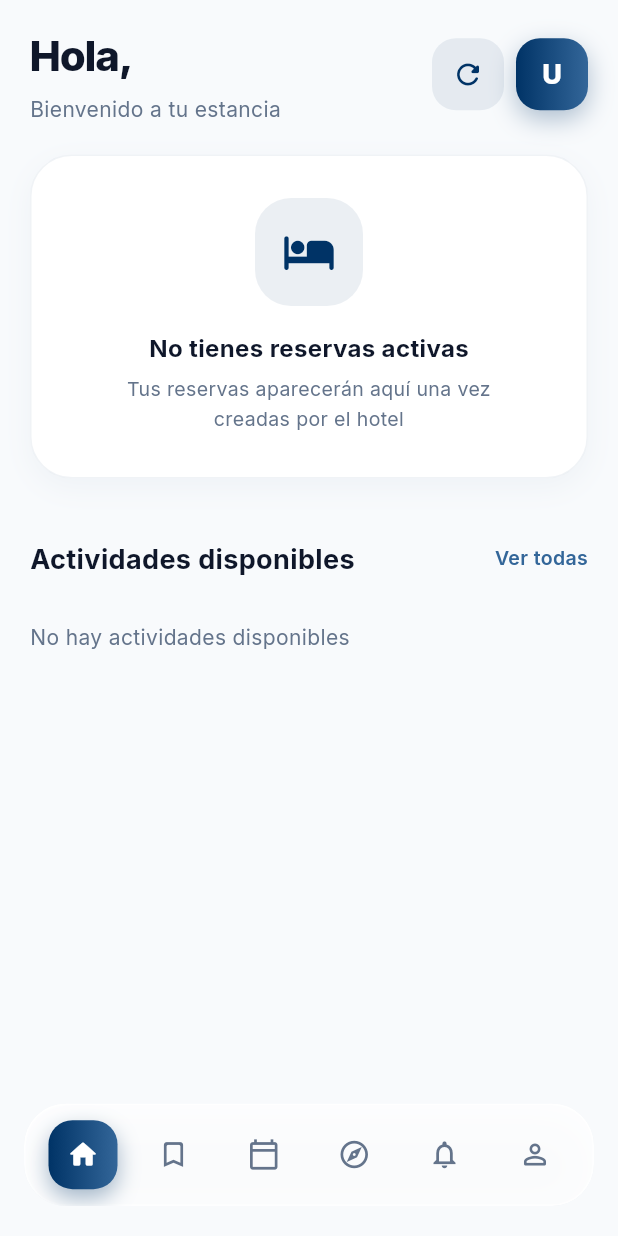
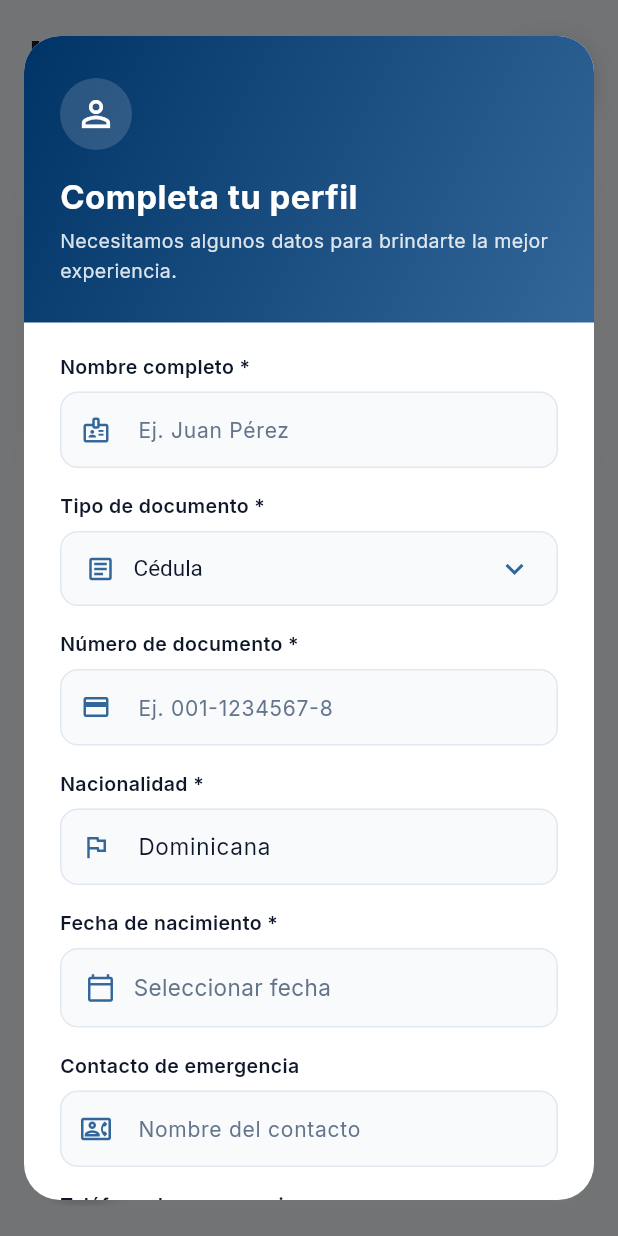
Before and after one commit to AbrahamVicioso/smartstay_huesped, a Flutter app: the HomeScreen screen opened by its route, on a phone screen of 412 x 824 dp. Run offline on Flutter 3.47's test engine with Material 3 defaults, Android fonts, the phone set to English and light mode, and no system bars; our stand-ins replace dio, flutter_local_notifications, flutter_secure_storage, google_fonts, jwt_decoder, shared_preferences and 2 more; missing offline and left inert: flutter_foreground_task; accounts and stored records are empty; network calls fail.

Commit message:
feat(profile): add complete profile modal and enhance profile update flow

```diff
--- /dev/null
+++ b/lib/widgets/complete_perfil_modal.dart
@@ -0,0 +1,423 @@
+import 'package:flutter/material.dart';
+import 'package:provider/provider.dart';
+import '../services/auth_provider.dart';
+
+const Color _deepBlue = Color(0xFF003366);
+const Color _slateBlue = Color(0xFF336699);
+const Color _gold = Color(0xFFD4AF37);
+const Color _softGrey = Color(0xFFF8FAFC);
+const Color _textPrimary = Color(0xFF0F172A);
+const Color _textSecondary = Color(0xFF64748B);
+
+Future<void> showCompletePerfilModal(BuildContext context) {
+  return showDialog(
+    context: context,
+    barrierDismissible: false,
+    builder: (_) => const _CompletePerfilDialog(),
+  );
+}
+
+class _CompletePerfilDialog extends StatefulWidget {
+  const _CompletePerfilDialog();
+
+  @override
+  State<_CompletePerfilDialog> createState() => _CompletePerfilDialogState();
+}
+
+class _CompletePerfilDialogState extends State<_CompletePerfilDialog> {
+  final _formKey = GlobalKey<FormState>();
+  final _nombreCtrl = TextEditingController();
+  final _documentoCtrl = TextEditingController();
+  final _nacionalidadCtrl = TextEditingController(text: 'Dominicana');
+  final _contactoCtrl = TextEditingController();
+  final _telefonoCtrl = TextEditingController();
+
+  int _tipoDocumentoId = 2; // Cédula por defecto
+  DateTime? _fechaNacimiento;
+  bool _loading = false;
+  String? _error;
+
+  static const _tiposDocumento = [
+    {'id': 1, 'nombre': 'Pasaporte'},
+    {'id': 2, 'nombre': 'Cédula'},
+    {'id': 3, 'nombre': 'Licencia de Conducir'},
+    {'id': 4, 'nombre': 'Otro'},
+  ];
+
+  @override
+  void dispose() {
+    _nombreCtrl.dispose();
+    _documentoCtrl.dispose();
+    _nacionalidadCtrl.dispose();
+    _contactoCtrl.dispose();
+    _telefonoCtrl.dispose();
+    super.dispose();
+  }
+
+  Future<void> _pickFechaNacimiento() async {
+    final picked = await showDatePicker(
+      context: context,
+      initialDate: DateTime(1990, 1, 1),
+      firstDate: DateTime(1920),
+      lastDate: DateTime.now().subtract(const Duration(days: 365 * 18)),
+      builder: (context, child) => Theme(
+        data: Theme.of(context).copyWith(
+          colorScheme: const ColorScheme.light(
+            primary: _deepBlue,
+            onPrimary: Colors.white,
+            secondary: _gold,
+          ),
+        ),
+        child: child!,
+      ),
+    );
+    if (picked != null) setState(() => _fechaNacimiento = picked);
+  }
+
+  Future<void> _submit() async {
+    if (!_formKey.currentState!.validate()) return;
+    if (_fechaNacimiento == null) {
+      setState(() => _error = 'Por favor selecciona tu fecha de nacimiento.');
+      return;
+    }
+
+    setState(() {
+      _loading = true;
+      _error = null;
+    });
+
+    final auth = Provider.of<AuthProvider>(context, listen: false);
+    try {
+      final ok = await auth.crearPerfilHuesped({
+        'nombreCompleto': _nombreCtrl.text.trim(),
+        'tipoDocumentoId': _tipoDocumentoId,
+        'numeroDocumento': _documentoCtrl.text.trim(),
+        'nacionalidad': _nacionalidadCtrl.text.trim(),
+        'fechaNacimiento': _fechaNacimiento!.toUtc().toIso8601String(),
+        'contactoEmergencia': _contactoCtrl.text.trim().isEmpty ? null : _contactoCtrl.text.trim(),
+        'telefonoEmergencia': _telefonoCtrl.text.trim().isEmpty ? null : _telefonoCtrl.text.trim(),
+      });
+
+      if (!mounted) return;
+
+      if (ok) {
+        Navigator.of(context).pop();
+      } else {
+        setState(() {
+          _loading = false;
+          _error = 'No se pudo guardar el perfil. Intenta de nuevo.';
+        });
+      }
+    } catch (e) {
+      if (!mounted) return;
+      // Extract readable message from Exception('...')
+      final raw = e.toString();
+      final msg = raw.startsWith('Exception: ') ? raw.substring(11) : raw;
+      setState(() {
+        _loading = false;
+        _error = msg;
+      });
+    }
+  }
+
+  @override
+  Widget build(BuildContext context) {
+    return Dialog(
+      insetPadding: const EdgeInsets.symmetric(horizontal: 16, vertical: 24),
+      shape: RoundedRectangleBorder(borderRadius: BorderRadius.circular(24)),
+      clipBehavior: Clip.antiAlias,
+      child: Column(
+        mainAxisSize: MainAxisSize.min,
+        children: [
+          // Header
+          Container(
+            width: double.infinity,
+            padding: const EdgeInsets.fromLTRB(24, 28, 24, 24),
+            decoration: const BoxDecoration(
+              gradient: LinearGradient(
+                colors: [_deepBlue, _slateBlue],
+                begin: Alignment.topLeft,
+                end: Alignment.bottomRight,
+              ),
+            ),
+            child: Column(
+              crossAxisAlignment: CrossAxisAlignment.start,
+              children: [
+                Container(
+                  padding: const EdgeInsets.all(10),
+                  decoration: BoxDecoration(
+                    color: Colors.white.withOpacity(0.15),
+                    shape: BoxShape.circle,
+                  ),
+                  child: const Icon(Icons.person_outline, color: Colors.white, size: 28),
+                ),
+                const SizedBox(height: 14),
+                const Text(
+                  'Completa tu perfil',
+                  style: TextStyle(
+                    color: Colors.white,
+                    fontSize: 22,
+                    fontWeight: FontWeight.bold,
+                    letterSpacing: 0.3,
+                  ),
+                ),
+                const SizedBox(height: 4),
+                Text(
+                  'Necesitamos algunos datos para brindarte la mejor experiencia.',
+                  style: TextStyle(
+                    color: Colors.white.withOpacity(0.85),
+                    fontSize: 13,
+                  ),
+                ),
+              ],
+            ),
+          ),
+
+          // Form
+          Flexible(
+            child: SingleChildScrollView(
+              padding: const EdgeInsets.fromLTRB(24, 20, 24, 8),
+              child: Form(
+                key: _formKey,
+                child: Column(
+                  crossAxisAlignment: CrossAxisAlignment.start,
+                  children: [
+                    _label('Nombre completo *'),
+                    _field(
+                      controller: _nombreCtrl,
+                      hint: 'Ej. Juan Pérez',
+                      icon: Icons.badge_outlined,
+                      validator: (v) => v == null || v.trim().isEmpty ? 'Campo requerido' : null,
+                    ),
+                    const SizedBox(height: 16),
+
+                    _label('Tipo de documento *'),
+                    _dropdownField(),
+                    const SizedBox(height: 16),
+
+                    _label('Número de documento *'),
+                    _field(
+                      controller: _documentoCtrl,
+                      hint: 'Ej. 001-1234567-8',
+                      icon: Icons.credit_card_outlined,
+                      validator: (v) => v == null || v.trim().isEmpty ? 'Campo requerido' : null,
+                    ),
+                    const SizedBox(height: 16),
+
+                    _label('Nacionalidad *'),
+                    _field(
+                      controller: _nacionalidadCtrl,
+                      hint: 'Ej. Dominicana',
+                      icon: Icons.flag_outlined,
+                      validator: (v) => v == null || v.trim().isEmpty ? 'Campo requerido' : null,
+                    ),
+                    const SizedBox(height: 16),
+
+                    _label('Fecha de nacimiento *'),
+                    _datePickerTile(),
+                    const SizedBox(height: 16),
+
+                    _label('Contacto de emergencia'),
+                    _field(
+                      controller: _contactoCtrl,
+                      hint: 'Nombre del contacto',
+                      icon: Icons.contact_phone_outlined,
+                    ),
+                    const SizedBox(height: 16),
+
+                    _label('Teléfono de emergencia'),
+                    _field(
+                      controller: _telefonoCtrl,
+                      hint: '+1 809 000 0000',
+                      icon: Icons.phone_outlined,
+                      keyboardType: TextInputType.phone,
+                    ),
+
+                    if (_error != null) ...[
+                      const SizedBox(height: 16),
+                      Container(
+                        padding: const EdgeInsets.all(12),
+                        decoration: BoxDecoration(
+                          color: Colors.red.shade50,
+                          borderRadius: BorderRadius.circular(10),
+                          border: Border.all(color: Colors.red.shade200),
+                        ),
+                        child: Row(
+                          children: [
+                            Icon(Icons.error_outline, color: Colors.red.shade600, size: 18),
+                            const SizedBox(width: 8),
+                            Expanded(
+                              child: Text(
+                                _error!,
+                                style: TextStyle(color: Colors.red.shade700, fontSize: 13),
+                              ),
+                            ),
+                          ],
+                        ),
+                      ),
+                    ],
+
+                    const SizedBox(height: 24),
+
+                    SizedBox(
+                      width: double.infinity,
+                      height: 52,
+                      child: ElevatedButton(
+                        onPressed: _loading ? null : _submit,
+                        style: ElevatedButton.styleFrom(
+                          backgroundColor: _deepBlue,
+                          foregroundColor: Colors.white,
+                          shape: RoundedRectangleBorder(
+                            borderRadius: BorderRadius.circular(14),
+                          ),
+                          elevation: 0,
+                        ),
+                        child: _loading
+                            ? const SizedBox(
+                                width: 22,
+                                height: 22,
+                                child: CircularProgressIndicator(
+                                  strokeWidth: 2.5,
+                                  valueColor: AlwaysStoppedAnimation(Colors.white),
+                                ),
+                              )
+                            : const Text(
+                                'Guardar perfil',
+                                style: TextStyle(fontSize: 16, fontWeight: FontWeight.w600),
+                              ),
+                      ),
+                    ),
+                    const SizedBox(height: 16),
+                  ],
+                ),
+              ),
+            ),
+          ),
+        ],
+      ),
+    );
+  }
+
+  Widget _label(String text) => Padding(
+        padding: const EdgeInsets.only(bottom: 6),
+        child: Text(
+          text,
+          style: const TextStyle(
+            color: _textPrimary,
+            fontSize: 13,
+            fontWeight: FontWeight.w600,
+          ),
+        ),
+      );
+
+  Widget _field({
+    required TextEditingController controller,
+    required String hint,
+    required IconData icon,
+    String? Function(String?)? validator,
+    TextInputType? keyboardType,
+  }) {
+    return TextFormField(
+      controller: controller,
+      validator: validator,
+      keyboardType: keyboardType,
+      style: const TextStyle(fontSize: 15, color: _textPrimary),
+      decoration: InputDecoration(
+        hintText: hint,
+        hintStyle: const TextStyle(color: _textSecondary, fontSize: 14),
+        prefixIcon: Icon(icon, color: _slateBlue, size: 20),
+        filled: true,
+        fillColor: _softGrey,
+        contentPadding: const EdgeInsets.symmetric(horizontal: 16, vertical: 14),
+        border: OutlineInputBorder(
+          borderRadius: BorderRadius.circular(12),
+          borderSide: BorderSide.none,
+        ),
+        enabledBorder: OutlineInputBorder(
+          borderRadius: BorderRadius.circular(12),
+          borderSide: const BorderSide(color: Color(0xFFE2E8F0)),
+        ),
+        focusedBorder: OutlineInputBorder(
+          borderRadius: BorderRadius.circular(12),
+          borderSide: const BorderSide(color: _slateBlue, width: 1.5),
+        ),
+        errorBorder: OutlineInputBorder(
+          borderRadius: BorderRadius.circular(12),
+          borderSide: BorderSide(color: Colors.red.shade400),
+        ),
+        focusedErrorBorder: OutlineInputBorder(
+          borderRadius: BorderRadius.circular(12),
+          borderSide: BorderSide(color: Colors.red.shade400, width: 1.5),
+        ),
+      ),
+    );
+  }
+
+  Widget _dropdownField() {
+    return Container(
+      decoration: BoxDecoration(
+        color: _softGrey,
+        borderRadius: BorderRadius.circular(12),
+        border: const Border.fromBorderSide(BorderSide(color: Color(0xFFE2E8F0))),
+      ),
+      child: DropdownButtonHideUnderline(
+        child: DropdownButton<int>(
+          value: _tipoDocumentoId,
+          isExpanded: true,
+          padding: const EdgeInsets.symmetric(horizontal: 16),
+          borderRadius: BorderRadius.circular(12),
+          icon: const Icon(Icons.keyboard_arrow_down, color: _slateBlue),
+          style: const TextStyle(fontSize: 15, color: _textPrimary),
+          items: _tiposDocumento
+              .map((t) => DropdownMenuItem<int>(
+                    value: t['id'] as int,
+                    child: Row(
+                      children: [
+                        const Icon(Icons.article_outlined, color: _slateBlue, size: 20),
+                        const SizedBox(width: 12),
+                        Text(t['nombre'] as String),
+                      ],
+                    ),
+                  ))
+              .toList(),
+          onChanged: (v) {
+            if (v != null) setState(() => _tipoDocumentoId = v);
+          },
+        ),
+      ),
+    );
+  }
+
+  Widget _datePickerTile() {
+    return GestureDetector(
+      onTap: _pickFechaNacimiento,
+      child: Container(
+        padding: const EdgeInsets.symmetric(horizontal: 16, vertical: 14),
+        decoration: BoxDecoration(
+          color: _softGrey,
+          borderRadius: BorderRadius.circular(12),
+          border: Border.all(
+            color: _fechaNacimiento == null && _error != null
+                ? Colors.red.shade400
+                : const Color(0xFFE2E8F0),
+          ),
+        ),
+        child: Row(
+          children: [
+            const Icon(Icons.calendar_today_outlined, color: _slateBlue, size: 20),
+            const SizedBox(width: 12),
+            Text(
+              _fechaNacimiento == null
+                  ? 'Seleccionar fecha'
+                  : '${_fechaNacimiento!.day.toString().padLeft(2, '0')}/${_fechaNacimiento!.month.toString().padLeft(2, '0')}/${_fechaNacimiento!.year}',
+              style: TextStyle(
+                fontSize: 15,
+                color: _fechaNacimiento == null ? _textSecondary : _textPrimary,
+              ),
+            ),
+          ],
+        ),
+      ),
+    );
+  }
+}
```
Also changed, not shown: lib/screens/editar_perfil_screen.dart (+34 -9 lines), lib/screens/home_screen.dart (+9 -0 lines), lib/screens/mis_reservas_actividades_screen.dart (+66 -2 lines), lib/screens/perfil_screen.dart (+0 -10 lines), lib/services/api/actividades_recreativas_service.dart (+20 -0 lines), lib/services/api/huespedes_service.dart (+27 -3 lines), lib/services/auth_provider.dart (+29 -14 lines), lib/services/reservas_actividades_provider.dart (+14 -0 lines), .claude/settings.local.json.
